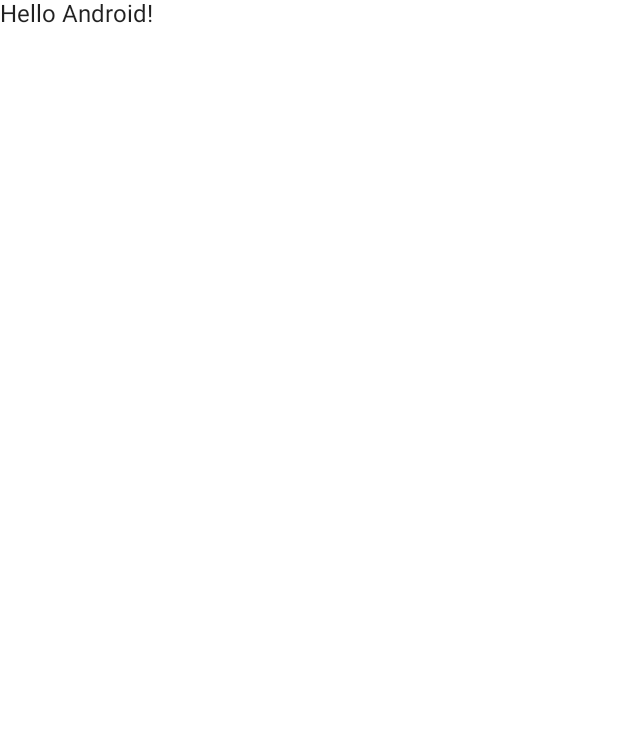
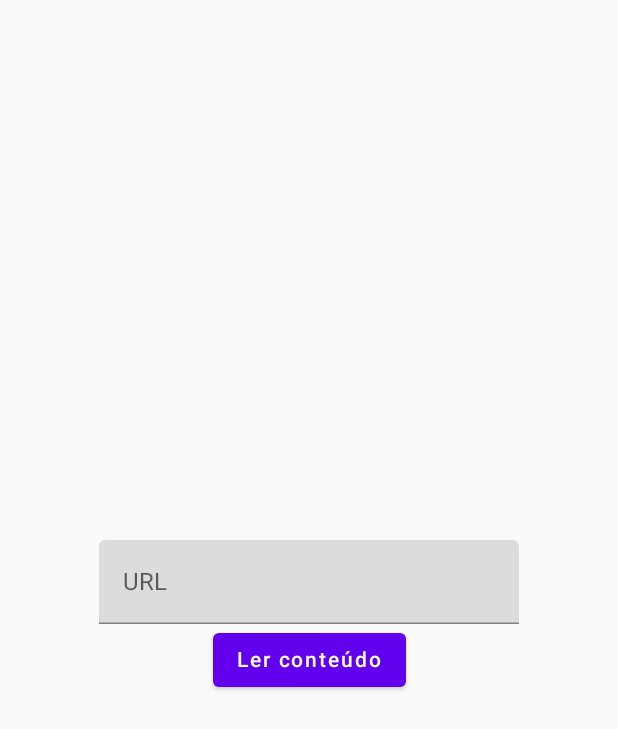
Before and after one commit to opatrickmota/leitor, an Android app built with Jetpack Compose: the screen it shows after launch (MainActivity), on a phone screen of 412 x 824 dp. Before the commit the part shown is almost empty. Shown: the top 729 px of the screen. Run offline under Robolectric (Android 15) with nearby library versions, the phone set to English and light mode, and no system bars.

Commit message:
feat: allows reading articles

```diff
--- a/app/build.gradle
+++ b/app/build.gradle
@@ -59,4 +59,6 @@
     androidTestImplementation "androidx.compose.ui:ui-test-junit4:$compose_version"
     debugImplementation "androidx.compose.ui:ui-tooling:$compose_version"
     debugImplementation "androidx.compose.ui:ui-test-manifest:$compose_version"
+    // Navigation
+    implementation "androidx.navigation:navigation-compose:$nav_version"
 }
--- a/app/src/main/AndroidManifest.xml
+++ b/app/src/main/AndroidManifest.xml
@@ -2,6 +2,8 @@
 <manifest xmlns:android="http://schemas.android.com/apk/res/android"
     xmlns:tools="http://schemas.android.com/tools"
     package="com.patrickmota.leitor">
+
+    <uses-permission android:name="android.permission.INTERNET"/>
 
     <application
         android:allowBackup="true"
--- a/app/src/main/java/com/patrickmota/leitor/MainActivity.kt
+++ b/app/src/main/java/com/patrickmota/leitor/MainActivity.kt
@@ -3,13 +3,7 @@
 import android.os.Bundle
 import androidx.activity.ComponentActivity
 import androidx.activity.compose.setContent
-import androidx.compose.foundation.layout.fillMaxSize
-import androidx.compose.material.MaterialTheme
-import androidx.compose.material.Surface
-import androidx.compose.material.Text
-import androidx.compose.runtime.Composable
-import androidx.compose.ui.Modifier
-import androidx.compose.ui.tooling.preview.Preview
+import com.patrickmota.leitor.navigation.LeitorNavigation
 import com.patrickmota.leitor.ui.theme.LeitorTheme
 
 class MainActivity : ComponentActivity() {
@@ -17,27 +11,8 @@
         super.onCreate(savedInstanceState)
         setContent {
             LeitorTheme {
-                // A surface container using the 'background' color from the theme
-                Surface(
-                    modifier = Modifier.fillMaxSize(),
-                    color = MaterialTheme.colors.background
-                ) {
-                    Greeting("Android")
-                }
+                LeitorNavigation()
             }
         }
     }
 }
-
-@Composable
-fun Greeting(name: String) {
-    Text(text = "Hello $name!")
-}
-
-@Preview(showBackground = true)
-@Composable
-fun DefaultPreview() {
-    LeitorTheme {
-        Greeting("Android")
-    }
-}
--- /dev/null
+++ b/app/src/main/java/com/patrickmota/leitor/navigation/LeitorNavigation.kt
@@ -0,0 +1,36 @@
+package com.patrickmota.leitor.navigation
+
+import androidx.compose.runtime.Composable
+import androidx.navigation.NavType
+import androidx.navigation.compose.NavHost
+import androidx.navigation.compose.composable
+import androidx.navigation.compose.rememberNavController
+import androidx.navigation.navArgument
+import com.patrickmota.leitor.screens.home.HomeScreen
+import com.patrickmota.leitor.screens.reader.ReaderScreen
+import com.patrickmota.leitor.screens.splash.SplashScreen
+
+@Composable
+fun LeitorNavigation() {
+    val navController = rememberNavController()
+
+    NavHost(navController = navController, startDestination = LeitorScreens.SplashScreen.name) {
+        composable(LeitorScreens.SplashScreen.name) {
+            SplashScreen(navController = navController)
+        }
+        composable(LeitorScreens.HomeScreen.name) {
+            HomeScreen(navController = navController)
+        }
+        composable(
+            "${LeitorScreens.ReaderScreen.name}/{url}",
+            arguments = listOf(navArgument("url") {
+                type = NavType.StringType
+            })
+        ) { backStackEntry ->
+            ReaderScreen(
+                navController,
+                backStackEntry.arguments?.getString("url").toString()
+            )
+        }
+    }
+}
--- /dev/null
+++ b/app/src/main/java/com/patrickmota/leitor/screens/home/HomeScreen.kt
@@ -0,0 +1,68 @@
+package com.patrickmota.leitor.screens.home
+
+import android.app.Activity
+import android.content.Context
+import androidx.activity.compose.BackHandler
+import androidx.compose.foundation.layout.Arrangement
+import androidx.compose.foundation.layout.Column
+import androidx.compose.foundation.layout.fillMaxSize
+import androidx.compose.foundation.layout.padding
+import androidx.compose.material.Button
+import androidx.compose.material.Text
+import androidx.compose.material.TextField
+import androidx.compose.runtime.Composable
+import androidx.compose.runtime.getValue
+import androidx.compose.runtime.mutableStateOf
+import androidx.compose.runtime.remember
+import androidx.compose.runtime.setValue
+import androidx.compose.ui.Alignment
+import androidx.compose.ui.Modifier
+import androidx.compose.ui.platform.LocalContext
+import androidx.compose.ui.unit.dp
+import androidx.navigation.NavController
+import com.patrickmota.leitor.navigation.LeitorScreens
+import java.net.URLEncoder
+import java.nio.charset.StandardCharsets
+
+@Composable
+fun HomeScreen(navController: NavController) {
+    val context = LocalContext.current
+    var url by remember { mutableStateOf("") }
+    var error by remember {
+        mutableStateOf(false)
+    }
+
+    Column(
+        horizontalAlignment = Alignment.CenterHorizontally,
+        verticalArrangement = Arrangement.Center,
+        modifier = Modifier.fillMaxSize().padding(18.dp)
+    ) {
+        TextField(
+            value = url,
+            onValueChange = { url = it },
+            label = { Text(text = "URL") },
+            isError = error
+        )
+        Button(onClick = {
+            if (url.isNotBlank()) {
+                error = false
+                val encodedUrl = URLEncoder.encode(url, StandardCharsets.UTF_8.toString())
+
+                navController.navigate("${LeitorScreens.ReaderScreen.name}/{$encodedUrl}")
+            }
+            error = true
+        }) {
+            Text(text = "Ler conteúdo")
+        }
+    }
+
+    FinishApplication(context = context)
+}
+
+@Composable
+fun FinishApplication(context: Context) {
+    BackHandler {
+        val activity = (context as? Activity)
+        activity?.finish()
+    }
+}
--- /dev/null
+++ b/app/src/main/java/com/patrickmota/leitor/screens/splash/SplashScreen.kt
@@ -0,0 +1,32 @@
+package com.patrickmota.leitor.screens.splash
+
+import androidx.compose.foundation.layout.Arrangement
+import androidx.compose.foundation.layout.Column
+import androidx.compose.foundation.layout.fillMaxSize
+import androidx.compose.material.Text
+import androidx.compose.runtime.Composable
+import androidx.compose.ui.Alignment
+import androidx.compose.ui.Modifier
+import androidx.compose.ui.text.font.FontWeight
+import androidx.compose.ui.unit.sp
+import androidx.navigation.NavController
+import com.patrickmota.leitor.R
+import com.patrickmota.leitor.navigation.LeitorScreens
+import com.patrickmota.leitor.utils.NavigationBarColor
+import com.patrickmota.leitor.utils.StatusBarColor
+
+@Composable
+fun SplashScreen(navController: NavController) {
+    Column(
+        horizontalAlignment = Alignment.CenterHorizontally,
+        verticalArrangement = Arrangement.Center,
+        modifier = Modifier.fillMaxSize()
+    ) {
+        Text(text = "Leitor", fontSize = 48.sp, fontWeight = FontWeight.Bold)
+    }
+
+    navController.navigate(LeitorScreens.HomeScreen.name)
+
+    StatusBarColor(color = R.color.black)
+    NavigationBarColor(color = R.color.black)
+}
--- /dev/null
+++ b/app/src/main/java/com/patrickmota/leitor/utils/Utils.kt
@@ -0,0 +1,41 @@
+package com.patrickmota.leitor.utils
+
+import android.app.Activity
+import androidx.compose.foundation.isSystemInDarkTheme
+import androidx.compose.runtime.Composable
+import androidx.compose.ui.platform.LocalContext
+import androidx.compose.ui.platform.LocalView
+import androidx.core.content.ContextCompat
+import androidx.core.view.WindowCompat
+
+@Composable
+fun StatusBarColor(color: Int) {
+    val view = LocalView.current
+    if (!view.isInEditMode) {
+        val window = (view.context as Activity).window
+        window.statusBarColor =
+            ContextCompat.getColor(LocalContext.current.applicationContext, color)
+
+        WindowCompat.getInsetsController(window, view)
+            .isAppearanceLightStatusBars = isSystemInDarkTheme()
+        WindowCompat.getInsetsController(window, view)
+            .isAppearanceLightNavigationBars = isSystemInDarkTheme()
+
+    }
+}
+
+@Composable
+fun NavigationBarColor(color: Int) {
+    val view = LocalView.current
+    if (!view.isInEditMode) {
+        val window = (view.context as Activity).window
+        window.navigationBarColor =
+            ContextCompat.getColor(LocalContext.current.applicationContext, color)
+
+        WindowCompat.getInsetsController(window, view)
+            .isAppearanceLightStatusBars = isSystemInDarkTheme()
+        WindowCompat.getInsetsController(window, view)
+            .isAppearanceLightNavigationBars = isSystemInDarkTheme()
+
+    }
+}
--- a/app/src/main/res/values/themes.xml
+++ b/app/src/main/res/values/themes.xml
@@ -2,6 +2,6 @@
 <resources>
 
     <style name="Theme.Leitor" parent="android:Theme.Material.Light.NoActionBar">
-        <item name="android:statusBarColor">@color/purple_700</item>
+        <item name="android:statusBarColor">@color/black</item>
     </style>
 </resources>
--- a/build.gradle
+++ b/build.gradle
@@ -1,6 +1,7 @@
 buildscript {
     ext {
         compose_version = '1.1.0-beta01'
+        nav_version = '2.5.3'
     }
 }// Top-level build file where you can add configuration options common to all sub-projects/modules.
 plugins {
```
Also changed, not shown: app/src/main/java/com/patrickmota/leitor/navigation/LeitorScreens.kt (added, +7 -0 lines), app/src/main/java/com/patrickmota/leitor/screens/reader/ReaderScreen.kt (added, +54 -0 lines).
